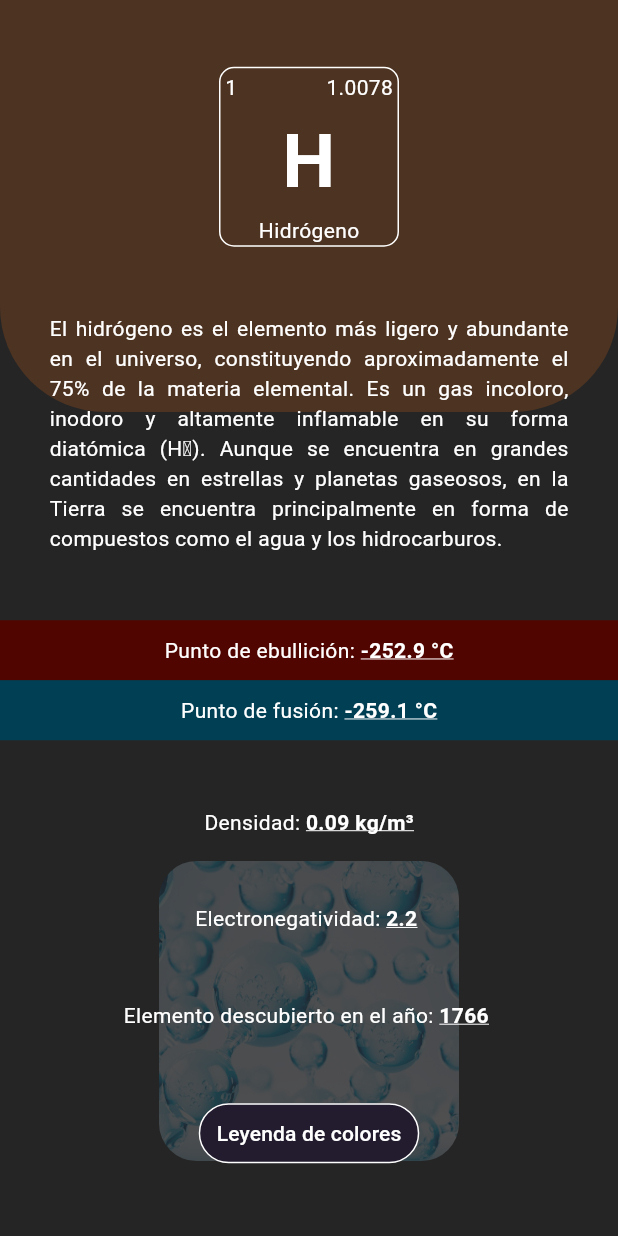
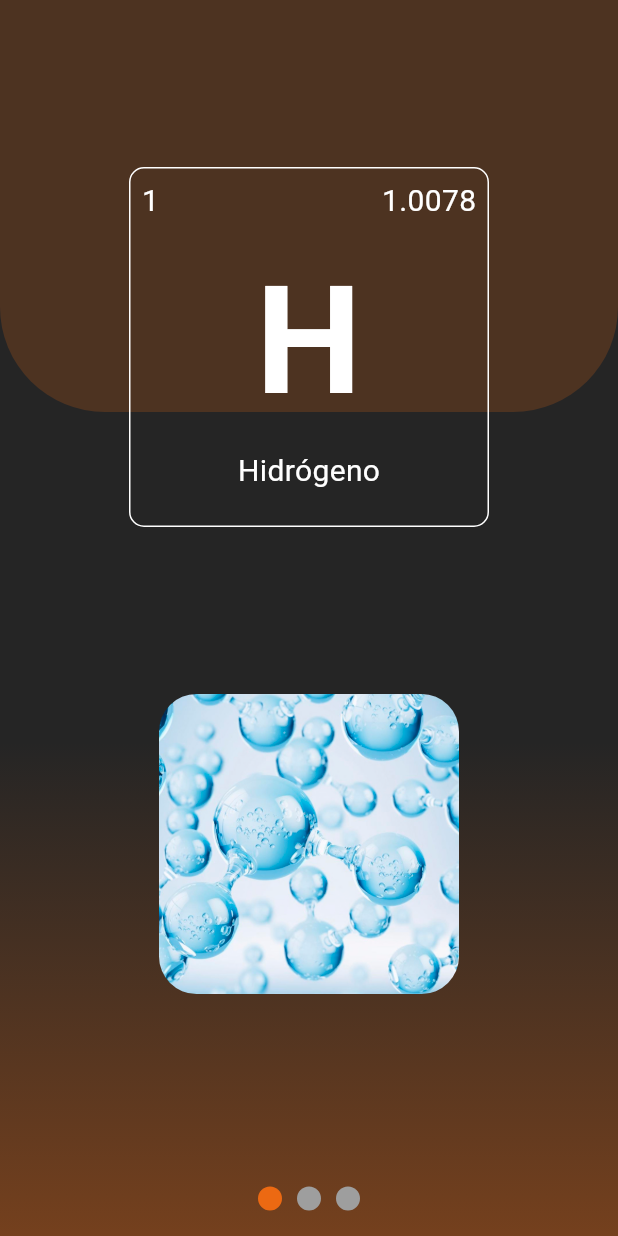
Before and after one commit to BusterAlan/periodic_table_dynamic, a Flutter app: the screen it shows after launch, on a phone screen of 412 x 824 dp. Run offline on Flutter 3.47's test engine with Material 3 defaults, Android fonts, the light colour scheme and no system bars; drawn by our look-alikes of smooth_page_indicator.

Commit message:
Revamp with more pages & divisions horizontally

```diff
--- a/lib/element_info_page.dart
+++ /dev/null
@@ -1,184 +0,0 @@
-import 'package:flutter/material.dart';
-import 'package:periodic_table_dynamic/notation/unicode_map.dart';
-
-import 'widgets/element_info_page_wt/widgets.dart';
-
-class ElementPage extends StatelessWidget {
-
-  final Color groupColor;
-  final String alusivePhoto, elementData, symbol, name;
-  final int atomicNumber, yearDiscovered;
-  final List<int> oxidationNumbers;
-  final double atomicMass, boilingPoint, meltingPoint,
-  densityValue, electronegativity;
-
-  const ElementPage({ super.key, required this.groupColor,
-  required this.alusivePhoto, required this.elementData,
-  required this.symbol, required this.name,
-  required this.atomicNumber, required this.atomicMass,
-  required this.yearDiscovered, required this.boilingPoint,
-  required this.meltingPoint, required this.densityValue,
-  required this.oxidationNumbers,
-  required this.electronegativity });
-
-  @override
-  Widget build(BuildContext context) {
-
-    Size size = MediaQuery.of(context).size;
-
-    TextStyle textBoldSample = const TextStyle(
-
-      fontWeight: FontWeight.bold,
-      decoration: TextDecoration.underline,
-      decorationColor: Colors.white
-
-    );
-
-    return Scaffold(
-
-      body: Center(
-
-        child: Stack(
-
-          children: [
-
-            Container(
-
-              width: double.infinity,
-              height: (size.height) / 3,
-              decoration: BoxDecoration(
-
-                color: groupColor.withOpacity(0.2),
-                borderRadius: const BorderRadius.only(
-
-                  bottomLeft: Radius.circular(70),
-                  bottomRight: Radius.circular(70)
-
-                )
-
-              ),
-
-            ),
-
-            Stack(
-
-              alignment: Alignment.center,
-              children: [
-
-                Positioned(
-
-                  bottom: 50,
-                  child: ClipRRect(
-
-                    borderRadius: BorderRadius.circular(25),
-                    child: Image.asset(
-
-                      alusivePhoto,
-                      opacity: const AlwaysStoppedAnimation(.20),
-                      height: 200,
-                      width: 200,
-                      fit: BoxFit.cover,
-
-                    ),
-
-                  )
-
-                ),
-
-              ]
-
-            ),
-
-            Center(
-
-              child: Column(
-
-                mainAxisAlignment: MainAxisAlignment.spaceEvenly,
-                children: [
-
-                  SquareElement(
-
-                    symbol: symbol,
-                    name: name,
-                    atomicNumber: atomicNumber,
-                    atomicMass: atomicMass
-
-                  ),
-
-                  Padding(
-
-                    padding: const EdgeInsets.symmetric(horizontal: 33),
-                    child: Text(
-
-                      elementData,
-                      textAlign: TextAlign.justify,
-
-                    ),
-
-                  ),
-
-                  Column(
-
-                    children: [
-
-                      LabelPoint(
-
-                        boilingPoint: boilingPoint,
-                        textBoldSample: textBoldSample,
-                        colorLabel: const Color.fromARGB(255, 81, 5, 0),
-
-                      ),
-
-                      LabelPoint(
-
-                        meltingPoint: meltingPoint,
-                        textBoldSample: textBoldSample,
-                        colorLabel: const Color.fromARGB(255, 0, 63, 84),
-
-                      ),
-
-                    ],
-
-                  ),
-
-                  CustomTextLabel(
-
-                    title: 'Densidad',
-                    body: densityValue.toString(),
-                    unit: 'kg/m${UnicodeMap.unicodeMap["3"]!.superscript}',
-
-                  ),
-
-                  CustomTextLabel(
-
-                    title: 'Electronegatividad',
-                    body: electronegativity.toString()
-
-                  ),
-
-                  CustomTextLabel(
-
-                    title: 'Elemento descubierto en el año',
-                    body: yearDiscovered.toString()
-
-                  ),
-
-                  const ColorHelper(),
-
-                ],
-
-              ),
-
-            ),
-
-          ]
-
-        ),
-
-      ),
-
-    );
-
-  }
-
-}
--- a/lib/main.dart
+++ b/lib/main.dart
@@ -1,5 +1,5 @@
 import 'package:flutter/material.dart';
-import 'package:periodic_table_dynamic/element_info_page.dart';
+import 'package:periodic_table_dynamic/pages/element_swipe_view.dart';
 
 void main() {
 
@@ -41,7 +41,7 @@ class MainApp extends StatelessWidget {
 
           style: ButtonStyle(
 
-            backgroundColor: MaterialStatePropertyAll(Color(0xFF221c2e)),
+            backgroundColor: MaterialStatePropertyAll(Color.fromARGB(121, 34, 28, 46)),
             side: MaterialStatePropertyAll(
 
               BorderSide(color: Colors.white)
@@ -56,7 +56,7 @@ class MainApp extends StatelessWidget {
 
       ),
 
-      home: const ElementPage(
+      home: const ElementSwipeView(
 
         groupColor: Color.fromRGBO(236,105,18,1),
         alusivePhoto: 'assets/hidrogeno.jpg',
@@ -74,7 +74,7 @@ class MainApp extends StatelessWidget {
 
       ),
 
-/*       home: const ElementPage(
+/*       home: const ElementSwipeView(
 
         groupColor: Color.fromRGBO(147,167,14,1),
         alusivePhoto: 'assets/cloro.jpg',
--- /dev/null
+++ b/lib/pages/element_info_pages/element_info_pages.dart
@@ -0,0 +1,3 @@
+export 'package:periodic_table_dynamic/pages/element_info_pages/page_one_element.dart';
+export 'package:periodic_table_dynamic/pages/element_info_pages/page_three_element.dart';
+export 'package:periodic_table_dynamic/pages/element_info_pages/page_two_element.dart';
--- /dev/null
+++ b/lib/pages/element_info_pages/page_one_element.dart
@@ -0,0 +1,53 @@
+import 'package:flutter/material.dart';
+import 'package:periodic_table_dynamic/widgets/element_info_view_wt/widgets.dart';
+
+class PageOneElement extends StatelessWidget {
+
+  final Color groupColor;
+  final String alusivePhoto, elementData, symbol, name;
+  final int atomicNumber;
+  final double atomicMass;
+
+  const PageOneElement({ super.key, required this.groupColor,
+  required this.alusivePhoto, required this.elementData,
+  required this.symbol, required this.name,
+  required this.atomicNumber, required this.atomicMass, });
+
+  @override
+  Widget build(BuildContext context) {
+
+    return Column(
+
+      mainAxisAlignment: MainAxisAlignment.spaceEvenly,
+      children: [
+
+        SquareElement(
+
+          symbol: symbol,
+          name: name,
+          atomicNumber: atomicNumber,
+          atomicMass: atomicMass
+
+        ),
+
+        ClipRRect(
+
+          borderRadius: BorderRadius.circular(25),
+          child: Image.asset(
+
+            alusivePhoto,
+            height: 200,
+            width: 200,
+            fit: BoxFit.cover,
+
+          ),
+
+        ),
+
+      ],
+
+    );
+
+  }
+
+}
--- /dev/null
+++ b/lib/pages/element_info_pages/page_three_element.dart
@@ -0,0 +1,114 @@
+import 'package:flutter/material.dart';
+import 'package:periodic_table_dynamic/notation/unicode_map.dart';
+import 'package:periodic_table_dynamic/widgets/element_info_view_wt/widgets.dart';
+
+class PageThreeElement extends StatelessWidget {
+
+  final Color groupColor;
+  final String alusivePhoto;
+  final int yearDiscovered;
+  final List<int> oxidationNumbers;
+  final double boilingPoint, meltingPoint,
+  densityValue, electronegativity;
+
+  const PageThreeElement({ super.key, required this.groupColor,
+  required this.alusivePhoto,
+  required this.yearDiscovered, required this.boilingPoint,
+  required this.meltingPoint, required this.densityValue,
+  required this.oxidationNumbers,
+  required this.electronegativity });
+
+  @override
+  Widget build(BuildContext context) {
+
+    TextStyle textBoldSample = const TextStyle(
+
+      fontWeight: FontWeight.bold,
+      decoration: TextDecoration.underline,
+      decorationColor: Colors.white
+
+    );
+
+    return Column(
+
+      mainAxisAlignment: MainAxisAlignment.spaceEvenly,
+      children: [
+
+        LabelPoint(
+
+          boilingPoint: boilingPoint,
+          textBoldSample: textBoldSample,
+          colorLabel: const Color.fromARGB(255, 81, 5, 0),
+
+        ),
+
+        LabelPoint(
+
+          meltingPoint: meltingPoint,
+          textBoldSample: textBoldSample,
+          colorLabel: const Color.fromARGB(255, 0, 63, 84),
+
+        ),
+
+        CustomTextLabel(
+
+          title: 'Densidad',
+          body: densityValue.toString(),
+          unit: 'kg/m${UnicodeMap.unicodeMap["3"]!.superscript}',
+
+        ),
+
+        CustomTextLabel(
+
+          title: 'Electronegatividad',
+          body: electronegativity.toString()
+
+        ),
+
+        CustomTextLabel(
+
+          title: 'Elemento descubierto en el año',
+          body: yearDiscovered.toString()
+
+        ),
+
+        const Row(
+
+          mainAxisAlignment: MainAxisAlignment.center,
+          children: [
+
+            Text(
+
+              '¿Qué significa los colores?',
+              style: TextStyle(
+
+                fontWeight: FontWeight.bold
+
+              ),
+
+            ),
+
+            SizedBox(width: 5),
+
+            Icon(
+
+              Icons.arrow_forward,
+              color: Colors.white,
+
+            ),
+
+            SizedBox(width: 5),
+
+            ColorHelper(),
+
+          ],
+
+        ),
+
+      ],
+
+    );
+
+  }
+
+}
--- /dev/null
+++ b/lib/pages/element_info_pages/page_two_element.dart
@@ -0,0 +1,57 @@
+import 'package:flutter/material.dart';
+
+class PageTwoElement extends StatelessWidget {
+
+  final Color groupColor;
+  final String alusivePhoto, elementData;
+
+  const PageTwoElement({
+
+    super.key,
+    required this.groupColor,
+    required this.alusivePhoto,
+    required this.elementData
+
+  });
+
+  @override
+  Widget build(BuildContext context) {
+
+    // Page Two
+
+    return Column(
+
+      mainAxisAlignment: MainAxisAlignment.spaceEvenly,
+      children: [
+
+        Padding(
+
+          padding: const EdgeInsets.symmetric(horizontal: 40),
+          child: Container(
+
+            padding: const EdgeInsets.all(20),
+            decoration: BoxDecoration(
+
+              color: Colors.black54,
+              borderRadius: BorderRadius.circular(25)
+
+            ),
+
+            child: Text(
+
+              elementData,
+              textAlign: TextAlign.justify,
+
+            ),
+
+          ),
+
+        ),
+
+      ]
+
+    );
+
+  }
+
+}
--- /dev/null
+++ b/lib/pages/element_swipe_view.dart
@@ -0,0 +1,71 @@
+import 'package:flutter/material.dart';
+import 'package:periodic_table_dynamic/pages/element_info_pages/element_info_pages.dart';
+import 'package:periodic_table_dynamic/pages/page_model.dart';
+
+class ElementSwipeView extends StatelessWidget {
+
+  final Color groupColor;
+  final String alusivePhoto, elementData, symbol, name;
+  final int atomicNumber, yearDiscovered;
+  final List<int> oxidationNumbers;
+  final double atomicMass, boilingPoint, meltingPoint,
+  densityValue, electronegativity;
+
+  const ElementSwipeView({ super.key, required this.groupColor,
+  required this.alusivePhoto, required this.elementData,
+  required this.symbol, required this.name,
+  required this.atomicNumber, required this.atomicMass,
+  required this.yearDiscovered, required this.boilingPoint,
+  required this.meltingPoint, required this.densityValue,
+  required this.oxidationNumbers,
+  required this.electronegativity });
+
+  @override
+  Widget build(BuildContext context) {
+
+    return PageModel(
+
+      groupColor: groupColor,
+      alusivePhoto: alusivePhoto,
+      customContent: [
+
+        PageOneElement(
+
+          groupColor: groupColor,
+          alusivePhoto: alusivePhoto,
+          elementData: elementData,
+          symbol: symbol,
+          name: name,
+          atomicNumber: atomicNumber,
+          atomicMass: atomicMass,
+
+        ),
+
+        PageTwoElement(
+
+          groupColor: groupColor,
+          alusivePhoto: alusivePhoto,
+          elementData: elementData,
+
+        ),
+
+        PageThreeElement(
+
+          groupColor: groupColor,
+          alusivePhoto: alusivePhoto,
+          yearDiscovered: yearDiscovered,
+          boilingPoint: boilingPoint,
+          densityValue: densityValue,
+          meltingPoint: meltingPoint,
+          oxidationNumbers: oxidationNumbers,
+          electronegativity: electronegativity,
+
+        ),
+
+      ]
+
+    );
+
+  }
+
+}
--- /dev/null
+++ b/lib/pages/page_model.dart
@@ -0,0 +1,126 @@
+import 'package:flutter/material.dart';
+import 'package:periodic_table_dynamic/widgets/element_info_view_wt/widgets.dart';
+import 'package:smooth_page_indicator/smooth_page_indicator.dart';
+
+class PageModel extends StatefulWidget {
+
+  final Color groupColor;
+  final String alusivePhoto;
+  final List<Widget> customContent;
+
+  const PageModel({
+
+    super.key,
+    required this.groupColor,
+    required this.alusivePhoto,
+    required this.customContent
+
+  });
+
+  @override
+  State<PageModel> createState() => _PageModelState();
+
+}
+
+class _PageModelState extends State<PageModel> {
+
+  final controller = PageController();
+
+  @override
+  Widget build(BuildContext context) {
+
+    Size size = MediaQuery.of(context).size;
+
+    return Scaffold(
+
+      body: SafeArea(
+
+        child: Stack(
+
+          children: [
+
+            Align(
+
+              alignment: Alignment.bottomCenter,
+              child: Container(
+
+                height: (size.height) / 2.5,
+                decoration: BoxDecoration(
+
+                  gradient: LinearGradient(
+
+                    begin: Alignment.bottomCenter,
+                    end: Alignment.topCenter,
+                    colors: [
+
+                      widget.groupColor.withOpacity(0.4),
+                      widget.groupColor.withOpacity(0.0),
+
+                    ],
+
+                  ),
+
+                ),
+
+              ),
+
+            ),
+
+            DecorationColorBox(
+
+              customColor: widget.groupColor,
+              size: size,
+
+            ),
+
+            Column(
+
+              mainAxisAlignment: MainAxisAlignment.center,
+              children: [
+
+                Expanded(
+
+                  child: PageView(
+
+                    controller: controller,
+                    scrollDirection: Axis.horizontal,
+                    children: widget.customContent,
+
+                  ),
+
+                ),
+
+                SizedBox(
+
+                  height: 50,
+                  child: SmoothPageIndicator(
+
+                    controller: controller,
+                    count: widget.customContent.length,
+                    effect: JumpingDotEffect(
+
+                      activeDotColor: widget.groupColor,
+                      radius: 20,
+                      spacing: 10,
+
+                    ),
+
+                  ),
+
+                ),
+
+              ],
+
+            ),
+
+          ],
+
+        ),
+
+      ),
+
+    );
+
+  }
+
+}
--- a/lib/widgets/element_info_page_wt/widgets.dart
+++ /dev/null
@@ -1,5 +0,0 @@
-export 'package:periodic_table_dynamic/widgets/element_info_page_wt/color_data_label.dart';
-export 'package:periodic_table_dynamic/widgets/element_info_page_wt/color_helper_list.dart';
-export 'package:periodic_table_dynamic/widgets/element_info_page_wt/element_square.dart';
-export 'package:periodic_table_dynamic/widgets/element_info_page_wt/label_points.dart';
-export 'package:periodic_table_dynamic/widgets/element_info_page_wt/my_text_label.dart';
--- /dev/null
+++ b/lib/widgets/element_info_view_wt/decoration_box.dart
@@ -0,0 +1,39 @@
+import 'package:flutter/material.dart';
+
+class DecorationColorBox extends StatelessWidget {
+
+  final Color customColor;
+  final Size size;
+
+  const DecorationColorBox({
+
+    super.key,
+    required this.customColor,
+    required this.size,
+
+  });
+
+  @override
+  Widget build(BuildContext context) {
+
+    return Container(
+
+      width: double.infinity,
+      height: (size.height) / 3,
+      decoration: BoxDecoration(
+
+        color: customColor.withOpacity(0.2),
+        borderRadius: const BorderRadius.only(
+
+          bottomLeft: Radius.circular(70),
+          bottomRight: Radius.circular(70)
+
+        )
+
+      ),
+
+    );
+
+  }
+
+}
--- a/lib/widgets/element_info_page_wt/color_helper_list.dart
+++ b/lib/widgets/element_info_view_wt/page_four_wt/color_helper_list.dart
@@ -1,5 +1,5 @@
 import 'package:flutter/material.dart';
-import 'package:periodic_table_dynamic/widgets/element_info_page_wt/widgets.dart' show ColorLabelHelp;
+import 'package:periodic_table_dynamic/widgets/element_info_view_wt/widgets.dart' show ColorLabelHelp;
 
 class ColorHelper extends StatelessWidget {
 
--- a/lib/widgets/element_info_page_wt/element_square.dart
+++ b/lib/widgets/element_info_view_wt/page_one_wt/element_square.dart
@@ -17,8 +17,8 @@ class SquareElement extends StatelessWidget {
 
     return Container(
 
-      height: 120,
-      width: 120,
+      height: 240,
+      width: 240,
       decoration: BoxDecoration(
 
         borderRadius: BorderRadius.circular(10),
@@ -34,7 +34,7 @@ class SquareElement extends StatelessWidget {
 
           Padding(
 
-            padding: const EdgeInsets.all(3),
+            padding: const EdgeInsets.all(7.5),
             child: Row(
 
               mainAxisAlignment: MainAxisAlignment.spaceBetween,
@@ -43,12 +43,14 @@ class SquareElement extends StatelessWidget {
                 Text(
 
                   atomicNumber.toString(),
+                  style: const TextStyle(fontSize: 20),
 
                 ),
 
                 Text(
 
                   atomicMass.toString(),
+                  style: const TextStyle(fontSize: 20),
 
                 ),
 
@@ -66,7 +68,7 @@ class SquareElement extends StatelessWidget {
             textAlign: TextAlign.center,
             style: const TextStyle(
 
-              fontSize: 50,
+              fontSize: 100,
               fontWeight: FontWeight.bold,
 
             ),
@@ -80,7 +82,8 @@ class SquareElement extends StatelessWidget {
             name,
             style: const TextStyle(
 
-              color: Colors.white
+              color: Colors.white,
+              fontSize: 20,
 
             ),
 
--- a/lib/widgets/element_info_page_wt/label_points.dart
+++ b/lib/widgets/element_info_view_wt/page_three_wt/label_points.dart
@@ -1,5 +1,5 @@
 import 'package:flutter/material.dart';
-import 'package:periodic_table_dynamic/widgets/element_info_page_wt/widgets.dart';
+import 'package:periodic_table_dynamic/widgets/element_info_view_wt/widgets.dart';
 
 class LabelPoint extends StatelessWidget {
 
--- /dev/null
+++ b/lib/widgets/element_info_view_wt/widgets.dart
@@ -0,0 +1,6 @@
+export 'package:periodic_table_dynamic/widgets/element_info_view_wt/page_four_wt/color_data_label.dart';
+export 'package:periodic_table_dynamic/widgets/element_info_view_wt/page_four_wt/color_helper_list.dart';
+export 'package:periodic_table_dynamic/widgets/element_info_view_wt/decoration_box.dart';
+export 'package:periodic_table_dynamic/widgets/element_info_view_wt/page_one_wt/element_square.dart';
+export 'package:periodic_table_dynamic/widgets/element_info_view_wt/page_three_wt/label_points.dart';
+export 'package:periodic_table_dynamic/widgets/element_info_view_wt/page_three_wt/my_text_label.dart';
```
Also changed, not shown: lib/widgets/element_info_view_wt/page_four_wt/color_data_label.dart (renamed from lib/widgets/element_info_page_wt/color_data_label.dart), lib/widgets/element_info_view_wt/page_three_wt/my_text_label.dart (renamed from lib/widgets/element_info_page_wt/my_text_label.dart).
